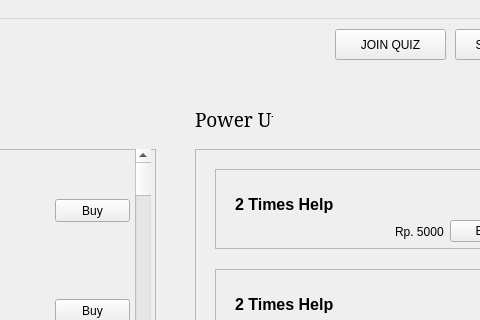
rifqicharisma/TugasGUI_19104031_Rifqi-Alfinnur, file TugasGUI/MockupTubes/shop.ui: the form before one commit; both pictures show x 235 to 715 and y 0 to 320 of the 808 by 600 pixel window.
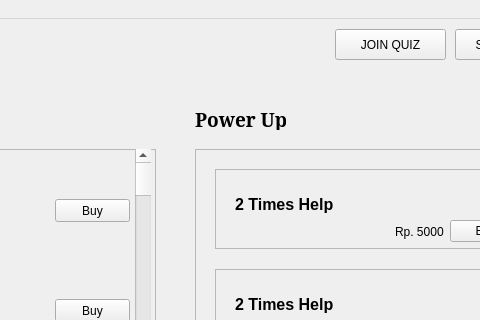
The form after the commit.

Commit message: update design shop

Diff of the .ui file:
```diff
--- a/TugasGUI/MockupTubes/shop.ui
+++ b/TugasGUI/MockupTubes/shop.ui
@@ -86,7 +86,7 @@
      <rect>
       <x>430</x>
       <y>90</y>
-      <width>78</width>
+      <width>91</width>
       <height>21</height>
      </rect>
     </property>
@@ -94,6 +94,8 @@
      <font>
       <family>MS Serif</family>
       <pointsize>14</pointsize>
+      <weight>75</weight>
+      <bold>true</bold>
      </font>
     </property>
     <property name="text">
```
Left out of the diff: 2 changed lines with no effect on the pictures.
